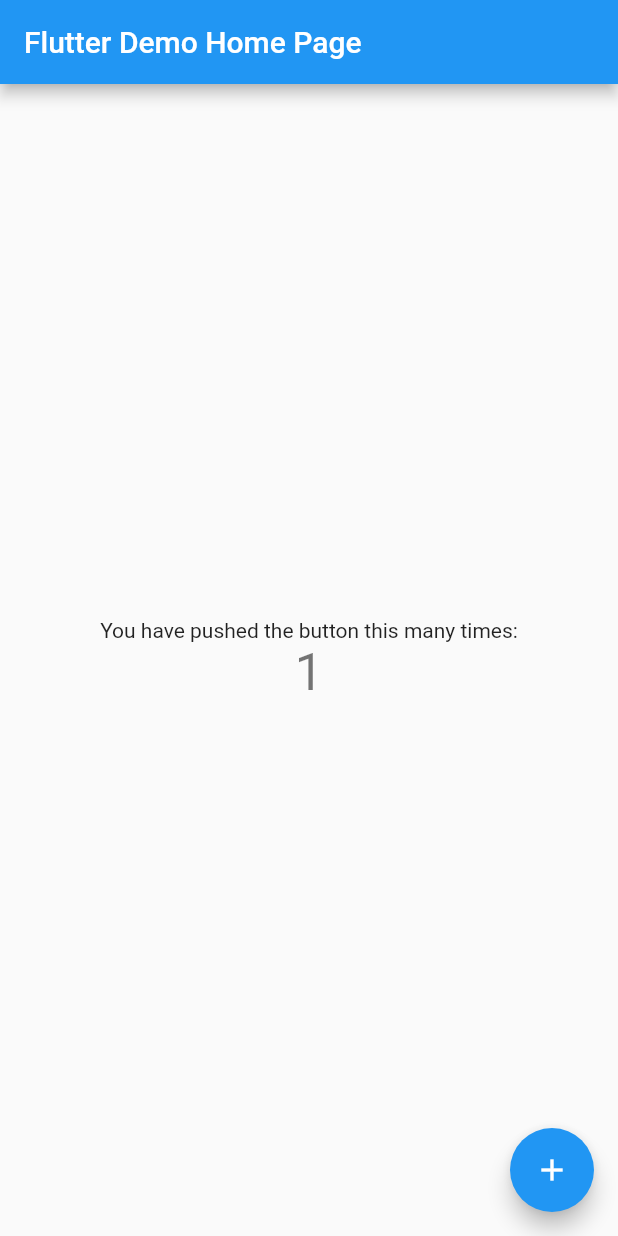
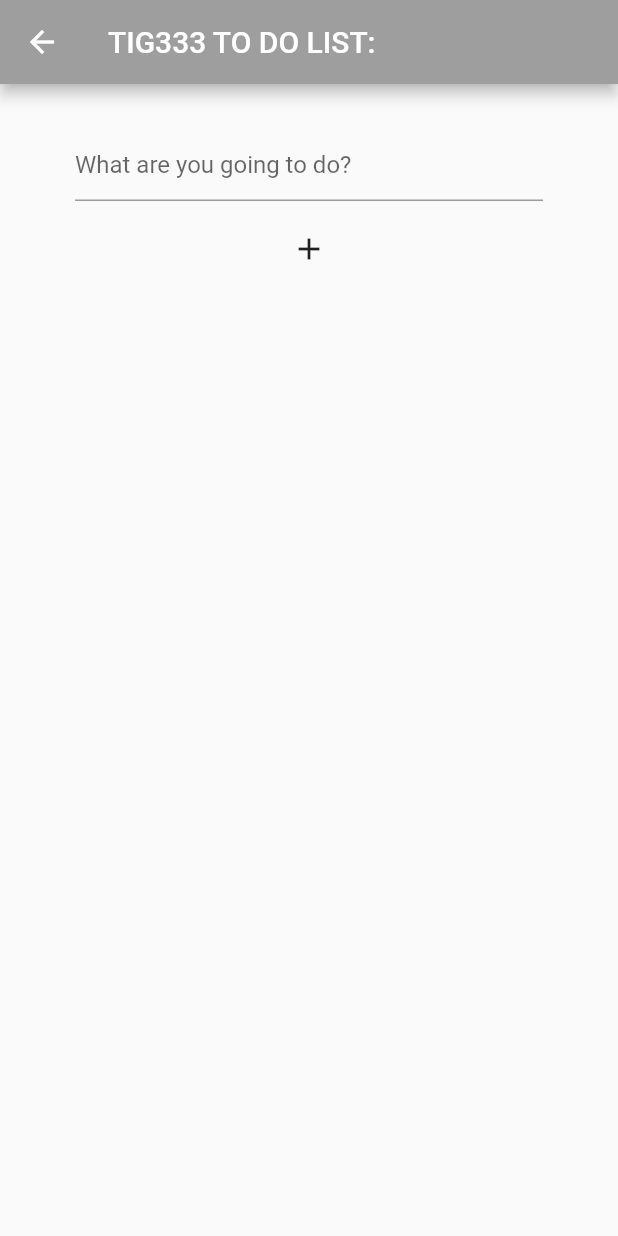
Before and after one commit to gu-tig333-ht22/guslunsoab, a Flutter app: the screen it shows after launch, after a tap on the "add" icon, on a phone screen of 412 x 824 dp. Run offline on Flutter 3.47's test engine with Material 2 defaults, Android fonts, the phone set to English and light mode, and no system bars; missing offline and left inert: dart:js.

Commit message:
kopiera in från annan fil

```diff
--- a/lib/main.dart
+++ b/lib/main.dart
@@ -1,115 +1,119 @@
+import 'dart:js';
+
 import 'package:flutter/material.dart';
 
 void main() {
-  runApp(const MyApp());
+  runApp(Myapp());
 }
 
-class MyApp extends StatelessWidget {
-  const MyApp({Key? key}) : super(key: key);
-
-  // This widget is the root of your application.
+class Myapp extends StatelessWidget {
  @override
   Widget build(BuildContext context) {
     return MaterialApp(
-      title: 'Flutter Demo123',
-      theme: ThemeData(
-        // This is the theme of your application.
-        //
-        // Try running your application with "flutter run". You'll see the
-        // application has a blue toolbar. Then, without quitting the app, try
-        // changing the primarySwatch below to Colors.green and then invoke
-        // "hot reload" (press "r" in the console where you ran "flutter run",
-        // or simply save your changes to "hot reload" in a Flutter IDE).
-        // Notice that the counter didn't reset back to zero; the application
-        // is not restarted.
-        primarySwatch: Colors.blue,
-      ),
-      home: const MyHomePage(title: 'Flutter Demo Home Page'),
+      home: MainView(),
     );
   }
 }
 
-class MyHomePage extends StatefulWidget {
-  const MyHomePage({Key? key, required this.title}) : super(key: key);
-
-  // This widget is the home page of your application. It is stateful, meaning
-  // that it has a State object (defined below) that contains fields that affect
-  // how it looks.
-
-  // This class is the configuration for the state. It holds the values (in this
-  // case the title) provided by the parent (in this case the App widget) and
-  // used by the build method of the State. Fields in a Widget subclass are
-  // always marked "final".
-
-  final String title;
-
+class MainView extends StatelessWidget {
   @override
-  State<MyHomePage> createState() => _MyHomePageState();
+  Widget build(BuildContext context) {
+    return Scaffold(
+      appBar: AppBar(
+        title: Text('TIG333 TO DO LIST:'),
+        backgroundColor: Colors.grey,
+      ),
+      body: Center(
+        child: Column(
+          mainAxisAlignment: MainAxisAlignment.start,
+          crossAxisAlignment: CrossAxisAlignment.center,
+          children: [
+            Container(height: 15,),
+            _duties(),
+            _duties(),
+            _duties(),
+            //_buttom(),
+            FloatingActionButton(
+                child: const Icon(Icons.add),
+                backgroundColor: Colors.grey,
+                onPressed: () {
+                Navigator.push(context, MaterialPageRoute(builder: (context) => SecondView(),));
+              }
+      )]),
+    )
+    );
   }
 
-class _MyHomePageState extends State<MyHomePage> {
-  int _counter = 0;
-
-  void _incrementCounter() {
-    setState(() {
-      // This call to setState tells the Flutter framework that something has
-      // changed in this State, which causes it to rerun the build method below
-      // so that the display can reflect the updated values. If we changed
-      // _counter without calling setState(), then the build method would not be
-      // called again, and so nothing would appear to happen.
-      _counter++;
-    });
   }
 
-  @override
+  Widget _duties() {
+    return Stack(
+     children: [
+      Container(
+      decoration: const BoxDecoration(color: Colors.white),
+      height: 30,),
+      Checkbox(value: false,
+      onChanged: (val) {},
+      ),
+        const Positioned(
+          left: 30,
+          top: 9,
+          child:Text('fndshbnfgjk')),
+        const Positioned(
+          left: 450,
+          top: 3,
+          child: Icon(Icons.clear))
+
+      ]
+      );
+  }
+    //Widget _buttom() {
+    //  return Container(
+      //  child: ElevatedButton(
+        //  child: const Text('+'),
+          //onPressed: () {
+            //Navigator.push(context,
+            //MaterialPageRoute(builder: (context) => SecondView(),));
+         // }
+       // ));
+   // }
+
+
+
+  class SecondView extends StatelessWidget {
     Widget build(BuildContext context) {
-    // This method is rerun every time setState is called, for instance as done
-    // by the _incrementCounter method above.
-    //
-    // The Flutter framework has been optimized to make rerunning build methods
-    // fast, so that you can just rebuild anything that needs updating rather
-    // than having to individually change instances of widgets.
       return Scaffold(
         appBar: AppBar(
-        // Here we take the value from the MyHomePage object that was created by
-        // the App.build method, and use it to set our appbar title.
-        title: Text(widget.title),
+          title: Text('TIG333 TO DO LIST:'),
+          backgroundColor: Colors.grey,
         ),
-      body: Center(
-        // Center is a layout widget. It takes a single child and positions it
-        // in the middle of the parent.
-        child: Column(
-          // Column is also a layout widget. It takes a list of children and
-          // arranges them vertically. By default, it sizes itself to fit its
-          // children horizontally, and tries to be as tall as its parent.
-          //
-          // Invoke "debug painting" (press "p" in the console, choose the
-          // "Toggle Debug Paint" action from the Flutter Inspector in Android
-          // Studio, or the "Toggle Debug Paint" command in Visual Studio Code)
-          // to see the wireframe for each widget.
-          //
-          // Column has various properties to control how it sizes itself and
-          // how it positions its children. Here we use mainAxisAlignment to
-          // center the children vertically; the main axis here is the vertical
-          // axis because Columns are vertical (the cross axis would be
-          // horizontal).
-          mainAxisAlignment: MainAxisAlignment.center,
-          children: <Widget>[
-            const Text(
-              'You have pushed the button this many times:',
-            ),
-            Text(
-              '$_counter',
-              style: Theme.of(context).textTheme.headline4,
-            ),
+        body: Center(child:
+        Column(
+          mainAxisAlignment: MainAxisAlignment.start,
+          crossAxisAlignment: CrossAxisAlignment.center,
+          children: [
+            _add_task_list(),
+            _addicon(),
           ],
-        ),
-      ),
-      floatingActionButton: FloatingActionButton(
-        onPressed: _incrementCounter,
-        tooltip: 'Increment',
-        child: const Icon(Icons.add),
-      ), // This trailing comma makes auto-formatting nicer for build methods.
+
+        )),
+
       );
     }
+
+
+
   }
+
+  Widget _add_task_list() {
+    return Container(
+      margin: EdgeInsets.only(left: 50, right: 50, top: 30,),
+      child: TextField(decoration: InputDecoration(hintText: 'What are you going to do?'),),
+      );
+  }
+
+  Widget _addicon() {
+    return Container(
+      margin: EdgeInsets.only(top: 20,),
+      child: Icon( Icons.add),);
+  }
```
Lines whose indentation alone changed are shown as unchanged.
